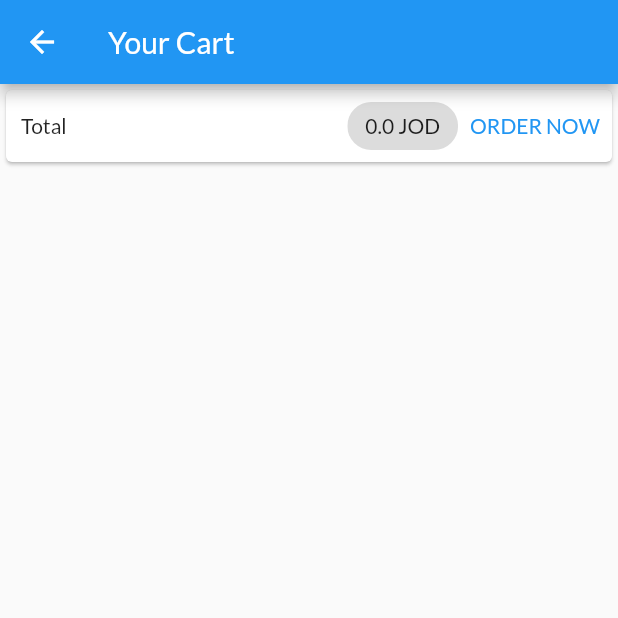
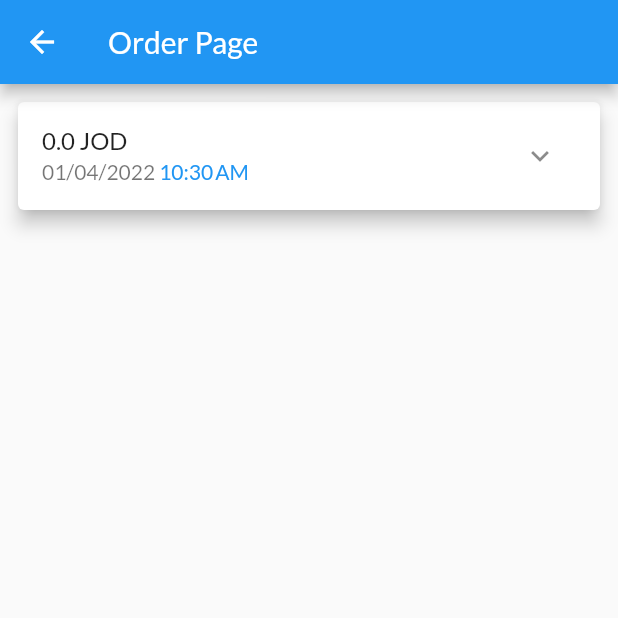
Before and after one commit to mzmq/shop, a Flutter app: the CartScreen screen opened by its route, after a tap on "ORDER NOW", on a phone screen of 412 x 824 dp, the top half of it. Run offline on Flutter 3.47's test engine with Material 2 defaults, Android fonts, the phone set to English and light mode, and no system bars; network calls fail.

Commit message:
add orders page

```diff
--- a/lib/main.dart
+++ b/lib/main.dart
@@ -1,4 +1,5 @@
 import 'package:flutter/material.dart';
+
 import 'package:shop/screens/products_overview_screen.dart';
 import './screens/product_detail_screen.dart';
 import 'package:provider/provider.dart';
@@ -6,6 +7,8 @@ import './providers/product_provider.dart';
 import './providers/products.dart';
 import './providers/cart_provider.dart';
 import './screens/cart_screen.dart';
+import './screens/orders_screen.dart';
+import './providers/orders.dart';
 
 void main() {
   runApp(MultiProvider(providers: [
@@ -17,7 +20,10 @@ void main() {
     ),
     ChangeNotifierProvider(
       create: (ctx) => CartProvider(),
-    )
+    ),
+    ChangeNotifierProvider(
+      create: (ctx) => Orders(),
+    ),
   ], child: MyApp()));
 }
 
@@ -36,7 +42,8 @@ class MyApp extends StatelessWidget {
       home: ProductsOverviewScreen(),
       routes: {
         ProductDetailScreen.routeName: (ctx) => ProductDetailScreen(),
-        CartScreen.routeName : (ctx)=> CartScreen()  ,
+        CartScreen.routeName: (ctx) => CartScreen(),
+        OrderScreen.routeName: (ctx) => OrderScreen(),
       },
     );
   }
--- a/lib/providers/cart_provider.dart
+++ b/lib/providers/cart_provider.dart
@@ -6,7 +6,7 @@ import 'cart.dart';
 
 class CartProvider with ChangeNotifier {
 
-    final Map<String, Cart> _items = {
+     Map<String, Cart> _items = {
 
     };
   Map<String, Cart> get items {
@@ -52,4 +52,10 @@ class CartProvider with ChangeNotifier {
     notifyListeners() ;
   }
 
+  void clear(){
+
+    _items = {} ;
+    notifyListeners() ;
+  }
+
 }
--- /dev/null
+++ b/lib/providers/orders.dart
@@ -0,0 +1,39 @@
+import 'package:flutter/foundation.dart';
+
+
+import 'cart.dart';
+
+class OrderItem {
+  String id;
+  double amount;
+  List<Cart> products;
+  DateTime datetime;
+
+  OrderItem({
+    required this.id,
+    required this.amount,
+    required this.products,
+    required this.datetime,
+  });
+}
+
+class Orders with ChangeNotifier {
+  final List<OrderItem> _orders = [];
+
+  List<OrderItem> get orders {
+    return [..._orders];
+  }
+
+  void addOrder(
+    List<Cart> products,
+    double total,
+  ) {
+    _orders.insert(0, OrderItem(
+        id: DateTime.now().toString(),
+        amount: total,
+        products: products,
+        datetime: DateTime.now(),
+      ),
+    );
+  }
+}
--- a/lib/screens/cart_screen.dart
+++ b/lib/screens/cart_screen.dart
@@ -1,8 +1,11 @@
 import 'package:flutter/material.dart';
 import 'package:provider/provider.dart';
-import '../providers/cart_provider.dart';
+import 'package:shop/screens/orders_screen.dart';
+
 
 import '../widgets/cart_widget.dart';
+import '../providers/cart_provider.dart';
+import '../providers/orders.dart';
 
 class CartScreen extends StatelessWidget {
   static const routeName = '/cart-screen';
@@ -10,6 +13,9 @@ class CartScreen extends StatelessWidget {
   @override
   Widget build(BuildContext context) {
     final CartData = Provider.of<CartProvider>(context);
+    final getOrders = Provider.of<Orders>(context) ;
+
+
     return Scaffold(
       appBar: AppBar(
         title: const Text('Your Cart'),
@@ -26,7 +32,12 @@ class CartScreen extends StatelessWidget {
                 Text('Total'),
                 Spacer(),
                 Chip(label: Text('${CartData.TotlePrice} JOD')),
-                TextButton(onPressed: () {}, child: Text('ORDER NOW'))
+                TextButton(onPressed: () {
+                  Navigator.of(context).pushNamed(OrderScreen.routeName) ;
+                  getOrders.addOrder(CartData.items.values.toList(), CartData.TotlePrice) ;
+                  CartData.clear() ;
+
+                }, child: Text('ORDER NOW'))
               ],
             ),
           ),
--- /dev/null
+++ b/lib/screens/orders_screen.dart
@@ -0,0 +1,25 @@
+import 'package:flutter/material.dart';
+import 'package:provider/provider.dart';
+import 'package:shop/widgets/order_item_widget.dart';
+
+import '../providers/orders.dart';
+
+class OrderScreen extends StatelessWidget {
+  static const routeName = '/Order-Screen';
+
+  const OrderScreen({Key? key}) : super(key: key);
+
+  @override
+  Widget build(BuildContext context) {
+    final getOrder = Provider.of<Orders>(context);
+
+    return Scaffold(
+      appBar: AppBar(
+        title: const Text('Order Page'),
+      ),
+      body: ListView.builder(
+          itemCount: getOrder.orders.length,
+          itemBuilder: (ctx, i) =>ItemOrderWidget(order: getOrder.orders[i])),
+    );
+  }
+}
--- a/lib/screens/product_detail_screen.dart
+++ b/lib/screens/product_detail_screen.dart
@@ -4,6 +4,7 @@ import 'package:provider/provider.dart';
 import '../providers/product_provider.dart';
 
 class ProductDetailScreen extends StatelessWidget {
+
 // final String title ;
 //  ProductDetailScreen(this.title);
 
--- /dev/null
+++ b/lib/widgets/order_item_widget.dart
@@ -0,0 +1,30 @@
+import 'package:flutter/material.dart';
+import 'package:intl/intl.dart';
+
+import '../providers/orders.dart';
+class ItemOrderWidget extends StatelessWidget {
+  final OrderItem order ;
+  const ItemOrderWidget({Key? key , required this.order}) : super(key: key);
+
+  @override
+  Widget build(BuildContext context) {
+    return Padding(
+      padding: const EdgeInsets.all(8.0),
+      child: Card(
+        elevation: 5 ,
+        child: ListTile(
+          title: Text('${order.amount} JOD '),
+          subtitle: Row(
+            children: [
+              Text(DateFormat('dd/MM/yyyy ' ).format(order.datetime)),
+              Text(DateFormat().add_jm().format(order.datetime) , style: TextStyle(color: Colors.blue),),
+            ],
+          ),
+          trailing: IconButton(onPressed: (){}, icon: Icon(Icons.expand_more)),
+
+
+        ),
+      ),
+    );
+  }
+}
--- a/pubspec.yaml
+++ b/pubspec.yaml
@@ -30,6 +30,7 @@ dependencies:
   flutter:
     sdk: flutter
   provider: ^6.0.2
+  intl:
 
 
   # The following adds the Cupertino Icons font to your application.
```
Also changed, not shown: pubspec.lock.
